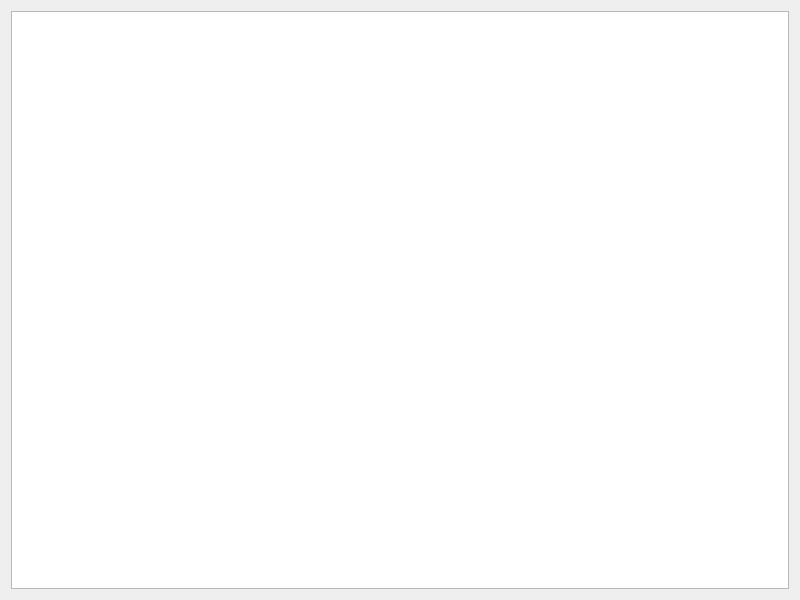
The window that widget.ui (Yehguy02/GalagaPlusPlus) describes before a commit, drawn with Qt 5.
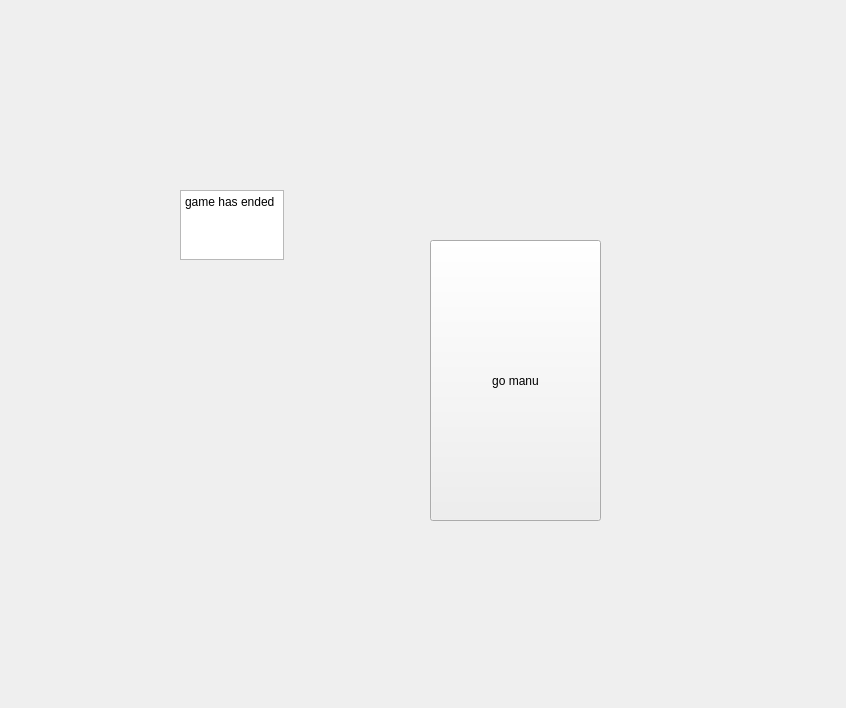
The same window after the commit.

Diff of the .ui file:
```diff
--- a/widget.ui
+++ b/widget.ui
@@ -6,24 +6,123 @@
    <rect>
     <x>0</x>
     <y>0</y>
-    <width>800</width>
-    <height>600</height>
+    <width>846</width>
+    <height>708</height>
    </rect>
   </property>
   <property name="windowTitle">
    <string>Widget</string>
   </property>
-  <layout class="QHBoxLayout" name="horizontalLayout">
+  <layout class="QVBoxLayout" name="verticalLayout_2">
+   <property name="leftMargin">
+    <number>0</number>
+   </property>
+   <property name="topMargin">
+    <number>0</number>
+   </property>
+   <property name="rightMargin">
+    <number>0</number>
+   </property>
+   <property name="bottomMargin">
+    <number>0</number>
+   </property>
    <item>
-    <widget class="QGraphicsView" name="graphicsView">
-     <property name="sceneRect">
-      <rectf>
-       <x>0.000000000000000</x>
-       <y>0.000000000000000</y>
-       <width>0.000000000000000</width>
-       <height>0.000000000000000</height>
-      </rectf>
+    <widget class="QStackedWidget" name="stackedWidget">
+     <property name="currentIndex">
+      <number>2</number>
      </property>
+     <widget class="QWidget" name="menuPage_0">
+      <widget class="QTextEdit" name="textEdit">
+       <property name="geometry">
+        <rect>
+         <x>180</x>
+         <y>190</y>
+         <width>104</width>
+         <height>70</height>
+        </rect>
+       </property>
+       <property name="html">
+        <string>&lt;!DOCTYPE HTML PUBLIC &quot;-//W3C//DTD HTML 4.0//EN&quot; &quot;http://www.w3.org/TR/REC-html40/strict.dtd&quot;&gt;
+&lt;html&gt;&lt;head&gt;&lt;meta name=&quot;qrichtext&quot; content=&quot;1&quot; /&gt;&lt;meta charset=&quot;utf-8&quot; /&gt;&lt;style type=&quot;text/css&quot;&gt;
+p, li { white-space: pre-wrap; }
+hr { height: 1px; border-width: 0; }
+li.unchecked::marker { content: &quot;\2610&quot;; }
+li.checked::marker { content: &quot;\2612&quot;; }
+&lt;/style&gt;&lt;/head&gt;&lt;body style=&quot; font-family:'Segoe UI'; font-size:9pt; font-weight:400; font-style:normal;&quot;&gt;
+&lt;p style=&quot; margin-top:0px; margin-bottom:0px; margin-left:0px; margin-right:0px; -qt-block-indent:0; text-indent:0px;&quot;&gt;menu page&lt;/p&gt;&lt;/body&gt;&lt;/html&gt;</string>
+       </property>
+      </widget>
+      <widget class="QPushButton" name="pushButton">
+       <property name="geometry">
+        <rect>
+         <x>399</x>
+         <y>230</y>
+         <width>201</width>
+         <height>24</height>
+        </rect>
+       </property>
+       <property name="text">
+        <string>go game page</string>
+       </property>
+      </widget>
+     </widget>
+     <widget class="QWidget" name="gamePage_1">
+      <layout class="QVBoxLayout" name="verticalLayout">
+       <property name="spacing">
+        <number>0</number>
+       </property>
+       <property name="leftMargin">
+        <number>0</number>
+       </property>
+       <property name="topMargin">
+        <number>0</number>
+       </property>
+       <property name="rightMargin">
+        <number>0</number>
+       </property>
+       <property name="bottomMargin">
+        <number>0</number>
+       </property>
+       <item>
+        <widget class="QGraphicsView" name="graphicsView"/>
+       </item>
+      </layout>
+     </widget>
+     <widget class="QWidget" name="gameEndPage_2">
+      <widget class="QTextEdit" name="textEdit_2">
+       <property name="geometry">
+        <rect>
+         <x>180</x>
+         <y>190</y>
+         <width>104</width>
+         <height>70</height>
+        </rect>
+       </property>
+       <property name="html">
+        <string>&lt;!DOCTYPE HTML PUBLIC &quot;-//W3C//DTD HTML 4.0//EN&quot; &quot;http://www.w3.org/TR/REC-html40/strict.dtd&quot;&gt;
+&lt;html&gt;&lt;head&gt;&lt;meta name=&quot;qrichtext&quot; content=&quot;1&quot; /&gt;&lt;meta charset=&quot;utf-8&quot; /&gt;&lt;style type=&quot;text/css&quot;&gt;
+p, li { white-space: pre-wrap; }
+hr { height: 1px; border-width: 0; }
+li.unchecked::marker { content: &quot;\2610&quot;; }
+li.checked::marker { content: &quot;\2612&quot;; }
+&lt;/style&gt;&lt;/head&gt;&lt;body style=&quot; font-family:'Segoe UI'; font-size:9pt; font-weight:400; font-style:normal;&quot;&gt;
+&lt;p style=&quot; margin-top:0px; margin-bottom:0px; margin-left:0px; margin-right:0px; -qt-block-indent:0; text-indent:0px;&quot;&gt;game has ended&lt;/p&gt;&lt;/body&gt;&lt;/html&gt;</string>
+       </property>
+      </widget>
+      <widget class="QPushButton" name="pushButton_2">
+       <property name="geometry">
+        <rect>
+         <x>430</x>
+         <y>240</y>
+         <width>171</width>
+         <height>281</height>
+        </rect>
+       </property>
+       <property name="text">
+        <string>go manu</string>
+       </property>
+      </widget>
+     </widget>
     </widget>
    </item>
   </layout>
```
